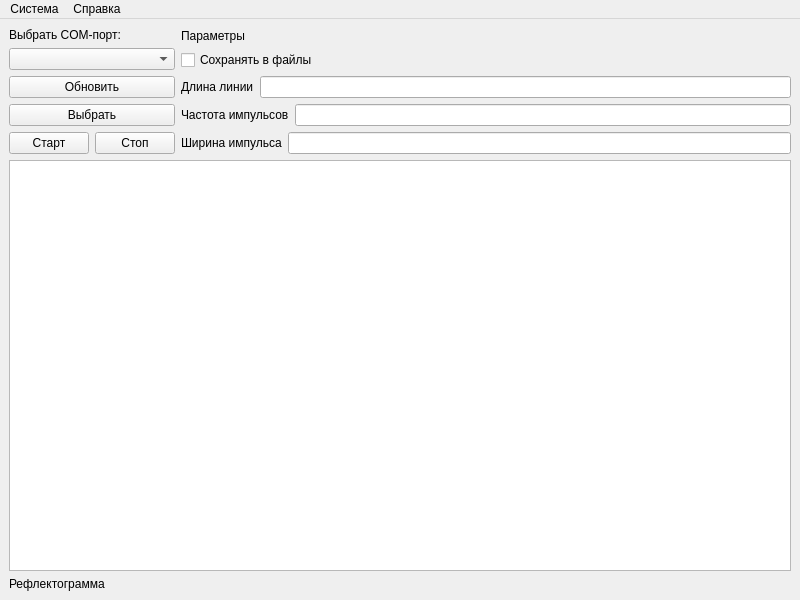
The window that src/mainWindowDAS.ui (georgiisafonkin/drfc) describes before a commit, drawn with Qt 5.
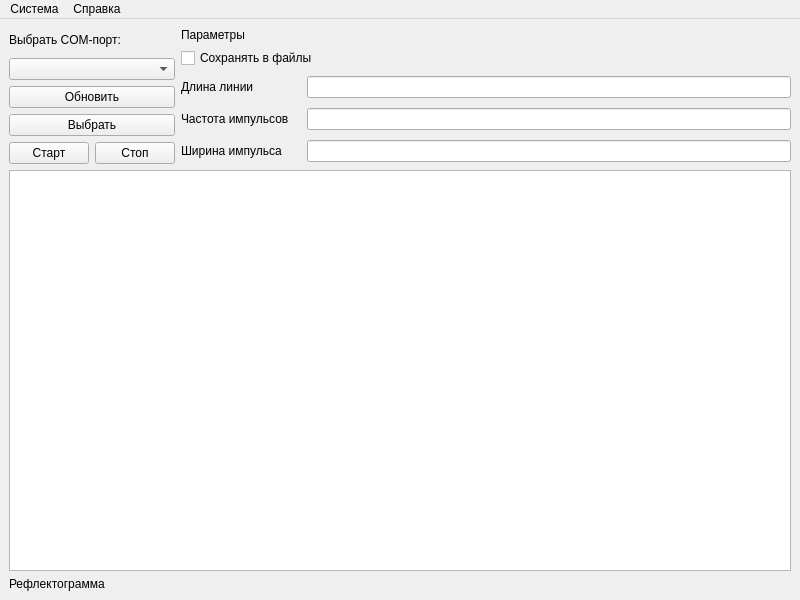
The same window after the commit.

Patch:
```diff
--- a/src/mainWindowDAS.ui
+++ b/src/mainWindowDAS.ui
@@ -89,6 +89,12 @@
            <layout class="QHBoxLayout" name="lineLengthHL">
             <item>
              <widget class="QLabel" name="lineLengthLabel">
+              <property name="minimumSize">
+               <size>
+                <width>120</width>
+                <height>26</height>
+               </size>
+              </property>
               <property name="text">
                <string>Длина линии</string>
               </property>
@@ -103,6 +109,12 @@
            <layout class="QHBoxLayout" name="pulseFreqHL">
             <item>
              <widget class="QLabel" name="pulseFreqLabel">
+              <property name="minimumSize">
+               <size>
+                <width>120</width>
+                <height>26</height>
+               </size>
+              </property>
               <property name="text">
                <string>Частота импульсов</string>
               </property>
@@ -117,6 +129,12 @@
            <layout class="QHBoxLayout" name="pulseWidthHL">
             <item>
              <widget class="QLabel" name="pulseWidthLabel">
+              <property name="minimumSize">
+               <size>
+                <width>120</width>
+                <height>26</height>
+               </size>
+              </property>
               <property name="text">
                <string>Ширина импульса</string>
               </property>
```
